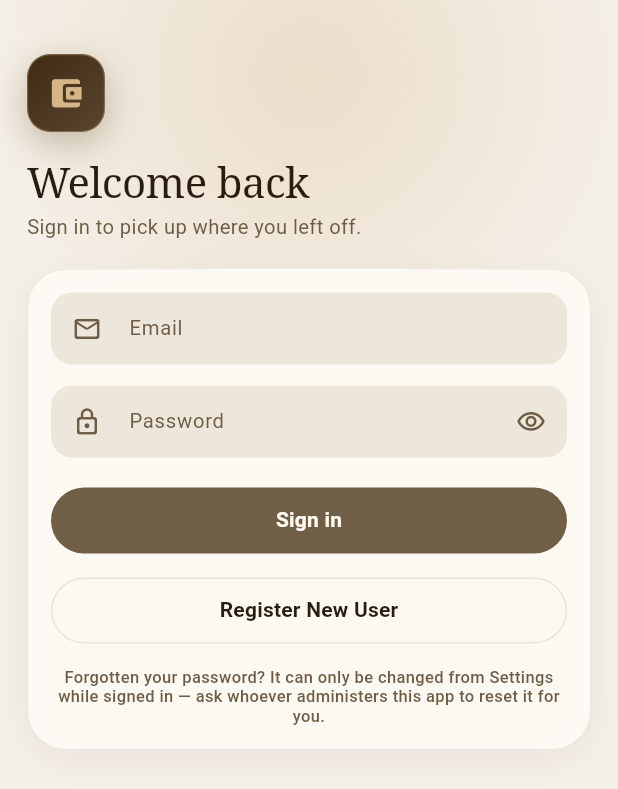
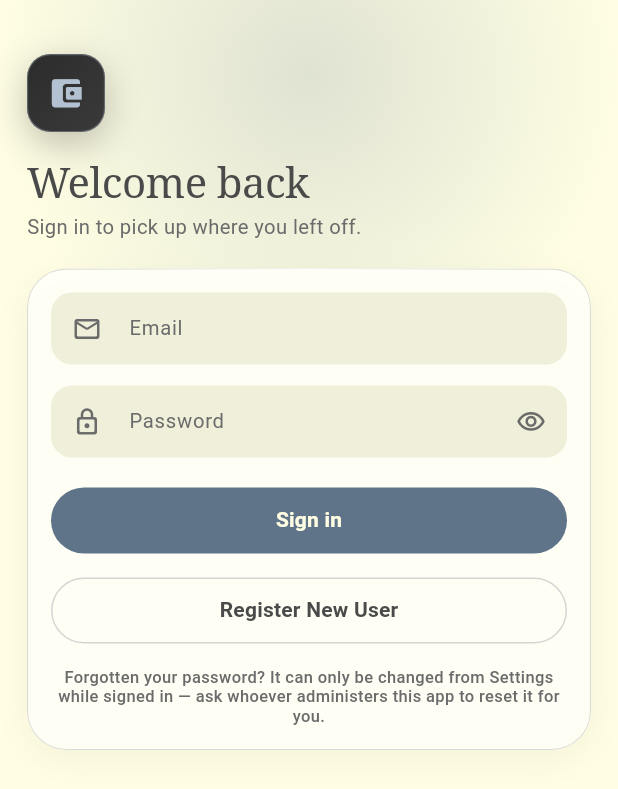
Before and after one commit to balaperformance/expense-tracker, a Flutter app: the screen it shows after launch, on a phone screen of 412 x 824 dp. Shown: the top 789 px of the screen. Run offline on Flutter 3.47's test engine with Material 3 defaults, Android fonts, the phone set to English and light mode, and no system bars; our stand-ins replace fl_chart, flutter_dotenv, image_picker, pdf, share_plus, shared_preferences and 1 more; missing offline and left inert: google_mlkit_text_recognition; accounts and stored records are empty.

Commit message:
Ink Wash theme and Pastel Garden charts
Replace the Cappuccino palette with Ink Wash: ivory page, charcoal ink
and navigation, cool-gray borders, blue-gray accent. Exact #6D8196 is
the accent for text-free highlights; filled buttons and blue-gray text
use a same-hue shade (#5F7489) because a label on the exact colour is
3.9:1, under the AA floor the theme tests enforce.

Charts get their own token class, ChartColors, with the Pastel Garden
palette: the donut and its legend colour by rank, monthly bars use rose
and blush, income-vs-expense uses rose and gray-green. Dark mode lifts
only deep brown, which is invisible on charcoal otherwise. Widgets now
reference role tokens (heroAccent, heroInk, scrim, navBar) rather than
palette names, so a future palette change stays in the token files.

Co-Authored-By: Claude Opus 5.5 <noreply@anthropic.com>

```diff
--- a/lib/core/theme/app_glass.dart
+++ b/lib/core/theme/app_glass.dart
@@ -97,26 +97,27 @@ class AppGlass {
 
   static const GlassTokens light = GlassTokens(
     isDark: false,
-    // Warm ivory with body. Over the ivory page a fill much below 0.8 stops
-    // reading as a surface and the edge does the entire job.
-    fill: Color(0xDEFFFCF7),
-    fillStrong: Color(0xF7FFFCF7),
-    sunken: Color(0x10422701),
-    // A cream highlight along the top, a soft espresso ink around the rest.
-    borderTop: Color(0xF2FFFFFF),
-    borderBottom: Color(0x17422701),
+    // A whiter ivory with body, laid over the ivory page like a sheet of
+    // paper. Much below 0.8 it stops reading as a surface at all.
+    fill: Color(0xEBFFFFF7),
+    fillStrong: Color(0xF7FFFFF7),
+    sunken: Color(0x4DCBCBCB),
+    // A white highlight along the top; the palette's cool gray around the
+    // rest, which is the hairline that defines the card on ivory.
+    borderTop: Color(0xFFFFFFFF),
+    borderBottom: Color(0xB3CBCBCB),
     blur: blurBar,
-    // Warm-tinted shadows: a neutral grey shadow on ivory reads as dirt.
+    // Soft charcoal shadows, kept faint: the hairline does most of the work.
     shadow: <BoxShadow>[
       BoxShadow(
-        color: Color(0x0F422701),
+        color: Color(0x0F4A4A4A),
         blurRadius: 18,
         offset: Offset(0, 6),
       ),
     ],
     shadowStrong: <BoxShadow>[
       BoxShadow(
-        color: Color(0x1F422701),
+        color: Color(0x244A4A4A),
         blurRadius: 34,
         offset: Offset(0, 14),
       ),
@@ -125,13 +126,13 @@ class AppGlass {
 
   static const GlassTokens dark = GlassTokens(
     isDark: true,
-    // Roasted glass: a lifted warm grey, not a black veil. A translucent
-    // black over a near-black page produces no surface at all.
-    fill: Color(0xD1241E19),
-    fillStrong: Color(0xF5221C17),
-    sunken: Color(0x1AF4EDE4),
-    borderTop: Color(0x29FFF3E3),
-    borderBottom: Color(0x17FFF3E3),
+    // Lifted charcoal, not a black veil. A translucent black over a
+    // near-black page produces no surface at all.
+    fill: Color(0xD92A2A2A),
+    fillStrong: Color(0xF5282828),
+    sunken: Color(0x1AFFFEE3),
+    borderTop: Color(0x29FFFEE3),
+    borderBottom: Color(0x17FFFEE3),
     blur: blurBar,
     shadow: <BoxShadow>[
       BoxShadow(
@@ -174,6 +175,8 @@ class GlassSurface extends StatelessWidget {
     this.borderRadius,
     this.clip = true,
     this.opaque = false,
+    this.color,
+    this.borderColor,
   });
 
   final Widget child;
@@ -207,24 +210,33 @@ class GlassSurface extends StatelessWidget {
   /// tone is identical; only the bleed is gone.
   final bool opaque;
 
+  /// An explicit body colour in place of the glass fill — for a pane that
+  /// is its own material, like the charcoal navigation bar. It still gets
+  /// the lit edge, and [opaque] still applies.
+  final Color? color;
+
+  /// Replaces the hairline when [color] would clash with the glass one.
+  final Color? borderColor;
+
   @override
   Widget build(BuildContext context) {
     final GlassTokens glass = AppGlass.of(context);
     final BorderRadius shape =
         borderRadius ?? BorderRadius.circular(radius);
 
+    final Color body = color ?? (strong ? glass.fillStrong : glass.fill);
     final Color fill = tone != null
         ? tone!.withOpacity(glass.isDark ? 0.16 : 0.09)
         : opaque
             ? Color.alphaBlend(
-                strong ? glass.fillStrong : glass.fill,
+                body,
                 Theme.of(context).scaffoldBackgroundColor,
               )
-            : (strong ? glass.fillStrong : glass.fill);
+            : body;
 
     final Color outline = tone != null
         ? tone!.withOpacity(glass.isDark ? 0.42 : 0.30)
-        : glass.borderBottom;
+        : borderColor ?? glass.borderBottom;
 
     Widget pane = DecoratedBox(
       decoration: BoxDecoration(
@@ -242,7 +254,14 @@ class GlassSurface extends StatelessWidget {
               left: radius * 0.5,
               right: radius * 0.5,
               top: 0,
-              child: _TopHighlight(colour: glass.borderTop),
+              child: _TopHighlight(
+                // Over an explicit body colour (the charcoal nav bar) the
+                // glass highlight would be a hard white rule; a faint glint
+                // reads as the same lit edge.
+                colour: color != null
+                    ? const Color(0x29FFFEE3)
+                    : glass.borderTop,
+              ),
             ),
           Padding(padding: padding, child: child),
         ],
--- a/lib/core/theme/app_theme.dart
+++ b/lib/core/theme/app_theme.dart
@@ -38,30 +38,34 @@ class AppTheme {
     final Color muted =
         isDark ? AppColors.darkTextMuted : AppColors.lightTextMuted;
     final Color primary = isDark ? AppColors.brandDark : AppColors.brand;
+    // The exact palette accent, for highlights that carry no text. See the
+    // note in AppColors on why buttons use [primary] instead.
+    const Color accent = AppColors.accent;
+    final Color onAccentInk = isDark ? AppColors.darkBackground : AppColors.ivory;
     final Color error = isDark ? AppColors.expenseDark : AppColors.expense;
 
     final ColorScheme scheme = ColorScheme(
       brightness: brightness,
       primary: primary,
-      onPrimary: isDark ? AppColors.lightText : const Color(0xFFFFF9F0),
+      onPrimary: isDark ? AppColors.darkBackground : AppColors.ivory,
       primaryContainer: primary.withOpacity(isDark ? 0.22 : 0.12),
       onPrimaryContainer: primary,
-      secondary: primary,
-      onSecondary: isDark ? AppColors.lightText : const Color(0xFFFFF9F0),
-      tertiary: AppColors.tan,
-      onTertiary: AppColors.lightText,
+      secondary: accent,
+      onSecondary: onAccentInk,
+      tertiary: accent,
+      onTertiary: onAccentInk,
       surface: surface,
       onSurface: onSurface,
       surfaceContainerHighest: sunken,
       onSurfaceVariant: muted,
       error: error,
-      onError: isDark ? const Color(0xFF2A0F0A) : const Color(0xFFFFF9F0),
+      onError: isDark ? AppColors.darkBackground : AppColors.ivory,
       errorContainer: error.withOpacity(isDark ? 0.20 : 0.10),
       onErrorContainer: error,
       outline: border,
       outlineVariant: border,
-      inverseSurface: isDark ? const Color(0xFFF1E8DC) : AppColors.lightText,
-      onInverseSurface: isDark ? AppColors.darkSurface : AppColors.cream,
+      inverseSurface: isDark ? AppColors.ivory : AppColors.charcoal,
+      onInverseSurface: isDark ? AppColors.charcoal : AppColors.ivory,
       shadow: Colors.black,
       scrim: Colors.black,
     );
@@ -104,12 +108,12 @@ class AppTheme {
         systemOverlayStyle: isDark
             ? SystemUiOverlayStyle.light.copyWith(
                 statusBarColor: Colors.transparent,
-                systemNavigationBarColor: surface,
+                systemNavigationBarColor: background,
                 systemNavigationBarIconBrightness: Brightness.light,
               )
             : SystemUiOverlayStyle.dark.copyWith(
                 statusBarColor: Colors.transparent,
-                systemNavigationBarColor: surface,
+                systemNavigationBarColor: background,
                 systemNavigationBarIconBrightness: Brightness.dark,
               ),
       ),
@@ -152,7 +156,8 @@ class AppTheme {
         border: _inputBorder(Colors.transparent),
         enabledBorder: _inputBorder(Colors.transparent),
         disabledBorder: _inputBorder(Colors.transparent),
-        focusedBorder: _inputBorder(primary, width: 1.6),
+        // The exact accent: a focus ring is a highlight, not text.
+        focusedBorder: _inputBorder(accent, width: 1.6),
         errorBorder: _inputBorder(error, width: 1.2),
         focusedErrorBorder: _inputBorder(error, width: 1.6),
         hintStyle: text.bodyMedium?.copyWith(color: muted),
@@ -342,7 +347,7 @@ class AppTheme {
       // -------------------------------------------------------------------
       chipTheme: ChipThemeData(
         backgroundColor: sunken,
-        selectedColor: primary.withOpacity(isDark ? 0.24 : 0.12),
+        selectedColor: accent.withOpacity(isDark ? 0.28 : 0.16),
         disabledColor: sunken.withOpacity(0.5),
         checkmarkColor: primary,
         side: BorderSide(color: border),
@@ -435,7 +440,7 @@ class AppTheme {
         ),
       ),
       progressIndicatorTheme: ProgressIndicatorThemeData(
-        color: primary,
+        color: accent,
         linearTrackColor: onSurface.withOpacity(0.08),
         linearMinHeight: 6,
       ),
--- a/lib/screens/accounts/accounts_screen.dart
+++ b/lib/screens/accounts/accounts_screen.dart
@@ -246,7 +246,7 @@ class _TotalCard extends StatelessWidget {
                 'TOTAL BALANCE',
                 style: AppTypography.eyebrow(
                   theme.textTheme,
-                  color: AppColors.tan,
+                  color: AppColors.heroAccent,
                 ),
               ),
               const SizedBox(height: AppSpacing.xs),
@@ -269,7 +269,7 @@ class _TotalCard extends StatelessWidget {
         const SizedBox(width: AppSpacing.md),
         const IconWell(
           icon: Icons.account_balance_rounded,
-          tone: AppColors.tan,
+          tone: AppColors.heroAccent,
           size: 44,
         ),
       ],
--- a/lib/screens/auth/auth_scaffold.dart
+++ b/lib/screens/auth/auth_scaffold.dart
@@ -10,7 +10,7 @@ import '../../widgets/common/surface_card.dart';
 ///
 /// Keeps the keyboard from covering inputs and gives every auth screen the
 /// same composition — the brand mark, a serif headline, and the form on a
-/// glass pane over a soft tan light — so signing in, signing up and checking
+/// glass pane over a soft blue-gray light — so signing in, signing up and checking
 /// email feel like one flow rather than three pages.
 class AuthScaffold extends StatelessWidget {
   const AuthScaffold({
@@ -43,8 +43,8 @@ class AuthScaffold extends StatelessWidget {
           : null,
       body: Stack(
         children: <Widget>[
-          // The one decorative element on the signed-out screens: a warm
-          // light behind the header, painted as a gradient (no image, no
+          // The one decorative element on the signed-out screens: a soft
+          // accent light behind the header, painted as a gradient (no image, no
           // blur), fading into the page before the form begins.
           Positioned(
             top: -160,
@@ -57,8 +57,8 @@ class AuthScaffold extends StatelessWidget {
                   shape: BoxShape.circle,
                   gradient: RadialGradient(
                     colors: <Color>[
-                      AppColors.tan.withOpacity(isDark ? 0.16 : 0.30),
-                      AppColors.tan.withOpacity(0),
+                      AppColors.accent.withOpacity(isDark ? 0.18 : 0.22),
+                      AppColors.accent.withOpacity(0),
                     ],
                   ),
                 ),
--- a/lib/screens/dashboard/dashboard_screen.dart
+++ b/lib/screens/dashboard/dashboard_screen.dart
@@ -702,7 +702,7 @@ class _AccountDots extends StatelessWidget {
             height: 5,
             decoration: BoxDecoration(
               color: i == index
-                  ? scheme.primary
+                  ? scheme.secondary
                   : scheme.onSurfaceVariant.withOpacity(0.35),
               borderRadius: BorderRadius.circular(AppSpacing.radiusPill),
             ),
--- a/lib/screens/reports/reports_screen.dart
+++ b/lib/screens/reports/reports_screen.dart
@@ -1,6 +1,7 @@
 import 'package:flutter/material.dart';
 import 'package:provider/provider.dart';
 
+import '../../core/theme/app_chart_colors.dart';
 import '../../core/theme/app_spacing.dart';
 import '../../core/utils/formatters.dart';
 import '../../models/analytics.dart';
@@ -180,8 +181,8 @@ class _ReportsScreenState extends State<ReportsScreen> {
               const SizedBox(height: AppSpacing.md),
               ChartLegend(
                 entries: <({Color color, String label})>[
-                  (label: 'Expenses', color: ToneColors.expense(context)),
-                  (label: 'Income', color: ToneColors.income(context)),
+                  (label: 'Expenses', color: ChartColors.of(context).expense),
+                  (label: 'Income', color: ChartColors.of(context).income),
                 ],
               ),
             ],
--- a/lib/screens/settings/settings_screen.dart
+++ b/lib/screens/settings/settings_screen.dart
@@ -513,7 +513,7 @@ class SettingsScreen extends StatelessWidget {
   }
 }
 
-/// The profile initial on an espresso disc with a tan ring — the same
+/// The profile initial on a charcoal disc with a blue-gray ring — the same
 /// material as the brand mark, so the account reads as part of the app.
 class _ProfileAvatar extends StatelessWidget {
   const _ProfileAvatar({required this.initial});
@@ -528,7 +528,7 @@ class _ProfileAvatar extends StatelessWidget {
       padding: const EdgeInsets.all(2.5),
       decoration: BoxDecoration(
         shape: BoxShape.circle,
-        border: Border.all(color: AppColors.tan.withOpacity(0.7), width: 1.2),
+        border: Border.all(color: AppColors.accent, width: 1.2),
       ),
       child: DecoratedBox(
         decoration: const BoxDecoration(
@@ -543,7 +543,7 @@ class _ProfileAvatar extends StatelessWidget {
           child: Text(
             initial,
             style: Theme.of(context).textTheme.headlineSmall?.copyWith(
-                  color: AppColors.tan,
+                  color: AppColors.heroAccent,
                 ),
           ),
         ),
--- a/lib/widgets/common/app_feedback.dart
+++ b/lib/widgets/common/app_feedback.dart
@@ -39,7 +39,7 @@ Future<T?> showAppDialog<T>({
               sigmaX: AppGlass.blurOverlay,
               sigmaY: AppGlass.blurOverlay,
             ),
-            child: ColoredBox(color: AppColors.espresso.withOpacity(0.26)),
+            child: ColoredBox(color: AppColors.scrim.withOpacity(0.26)),
           ),
         ),
         builder(dialogContext),
--- a/lib/widgets/common/app_sheet.dart
+++ b/lib/widgets/common/app_sheet.dart
@@ -25,9 +25,9 @@ Future<T?> showAppSheet<T>({
     isDismissible: isDismissible,
     enableDrag: enableDrag,
     backgroundColor: Colors.transparent,
-    // A warm espresso scrim rather than neutral black, which on the ivory
-    // page read as a grey film.
-    barrierColor: AppColors.espresso.withOpacity(0.38),
+    // A charcoal scrim rather than pure black, which on the ivory page read
+    // as a dirty film.
+    barrierColor: AppColors.scrim.withOpacity(0.38),
     builder: (BuildContext sheetContext) =>
         _GlassSheetSurface(child: builder(sheetContext)),
   );
--- a/lib/widgets/common/brand_mark.dart
+++ b/lib/widgets/common/brand_mark.dart
@@ -5,7 +5,7 @@ import '../../core/theme/app_colors.dart';
 import '../../core/theme/app_spacing.dart';
 import '../../core/theme/app_typography.dart';
 
-/// The app's mark: an espresso tile with a tan wallet glyph.
+/// The app's mark: a charcoal tile with a blue-gray wallet glyph.
 ///
 /// Drawn in code — a gradient, a hairline and an icon from the bundled
 /// Material font — so the identity costs no image asset and stays crisp at
@@ -38,12 +38,12 @@ class BrandMark extends StatelessWidget {
           colors: AppColors.heroLight,
         ),
         border: Border.all(
-          color: AppColors.tan.withOpacity(0.35),
+          color: AppColors.heroAccent.withOpacity(0.35),
           width: 0.75,
         ),
         boxShadow: <BoxShadow>[
           BoxShadow(
-            color: AppColors.espresso.withOpacity(0.28),
+            color: AppColors.scrim.withOpacity(0.28),
             blurRadius: size * 0.4,
             offset: Offset(0, size * 0.14),
           ),
@@ -52,7 +52,7 @@ class BrandMark extends StatelessWidget {
       child: Icon(
         icon,
         size: size * 0.48,
-        color: AppColors.tan,
+        color: AppColors.heroAccent,
       ),
     );
   }
--- a/lib/widgets/common/card_carousel.dart
+++ b/lib/widgets/common/card_carousel.dart
@@ -228,7 +228,7 @@ class _Dots extends StatelessWidget {
             height: 5,
             decoration: BoxDecoration(
               color: i == index
-                  ? scheme.primary
+                  ? scheme.secondary
                   : scheme.onSurfaceVariant.withOpacity(0.35),
               borderRadius: BorderRadius.circular(AppSpacing.radiusPill),
             ),
```
Also changed, not shown: lib/core/theme/app_chart_colors.dart (added, +119 -0 lines), lib/core/theme/app_colors.dart (+96 -68 lines), lib/widgets/charts/category_breakdown.dart (+48 -23 lines), lib/widgets/charts/monthly_trend_chart.dart (+19 -13 lines), lib/widgets/common/glass_nav_bar.dart (+20 -18 lines), lib/widgets/common/hero_surface.dart (+7 -7 lines), lib/widgets/stat_tiles.dart (+9 -9 lines), 4 other files.
